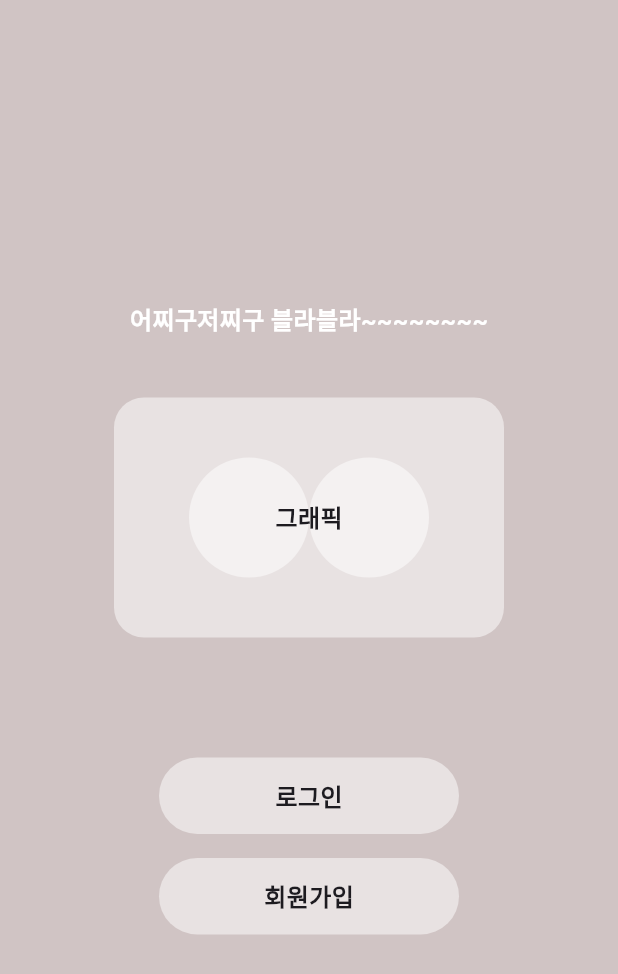
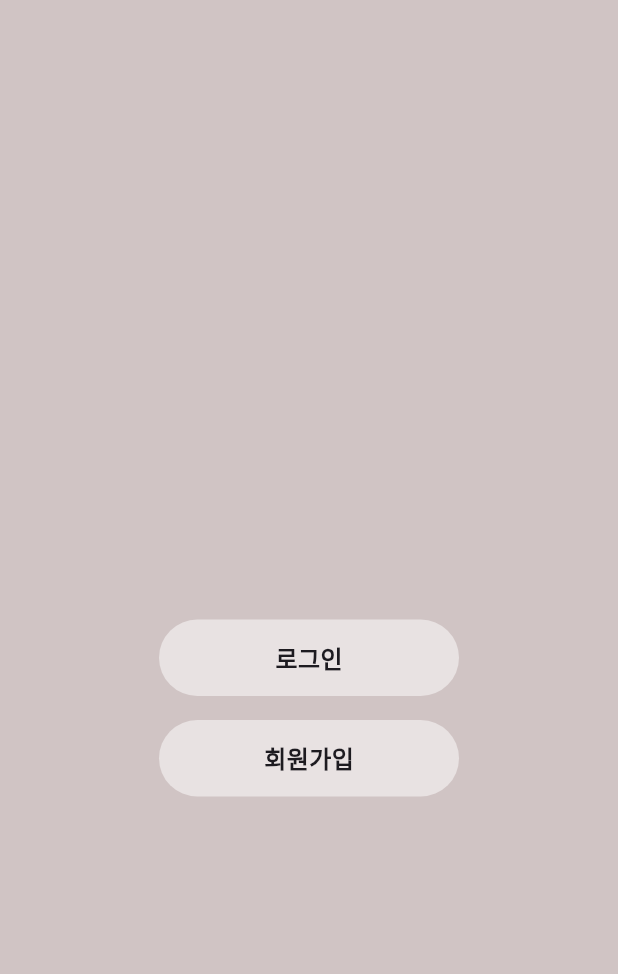
Before and after one commit to KHU-morning/front-morning, a Flutter app: the screen it shows after launch, on a phone screen of 412 x 824 dp. Shown: the top 974 px of the screen. Run offline on Flutter 3.47's test engine with Material 3 defaults, Android fonts, the phone set to English and light mode, and no system bars.

Commit message:
remove graphic in start page

```diff
--- a/lib/main.dart
+++ b/lib/main.dart
@@ -38,16 +38,7 @@ class SplashScreen extends StatelessWidget {
         child: Column(
           mainAxisAlignment: MainAxisAlignment.center,
           children: [
-            const Text(
-              "어찌구저찌구 블라블라~~~~~~~~",
-              style: TextStyle(
-                fontSize: 16,
-                color: Colors.white,
-                fontWeight: FontWeight.bold,
-              ),
-            ),
             const SizedBox(height: 40),
-            CustomGraphic(),
             const SizedBox(height: 80),
             GestureDetector(
               onTap: () => Navigator.pushNamed(context, '/login'),
@@ -60,44 +51,6 @@ class SplashScreen extends StatelessWidget {
             ),
           ],
         ),
-      ),
-    );
-  }
-}
-
-class CustomGraphic extends StatelessWidget {
-  @override
-  Widget build(BuildContext context) {
-    return Center(
-      child: Stack(
-        alignment: Alignment.center,
-        children: [
-          Container(
-            width: 260,
-            height: 160,
-            decoration: BoxDecoration(
-              color: Colors.white.withOpacity(0.5), // 반투명 배경
-              borderRadius: BorderRadius.circular(20), // 둥근 모서리
-            ),
-          ),
-          Row(
-            mainAxisSize: MainAxisSize.min,
-            children: [
-              CircleAvatar(
-                radius: 40,
-                backgroundColor: Colors.white.withOpacity(0.5),
-              ),
-              CircleAvatar(
-                radius: 40,
-                backgroundColor: Colors.white.withOpacity(0.5),
-              ),
-            ],
-          ),
-          const Text(
-            "그래픽",
-            style: TextStyle(fontSize: 16, fontWeight: FontWeight.bold),
-          ),
-        ],
       ),
     );
   }
```
